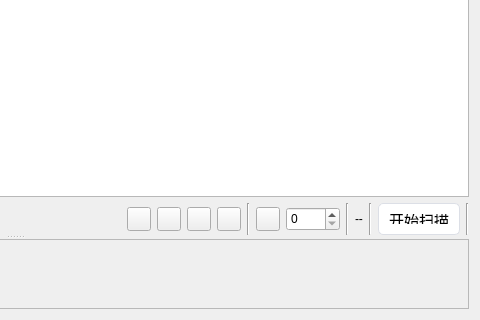
Old version of the form ui/task_frame.ui in the repository izerui/scanrun; both pictures show x 451 to 931 and y 362 to 682 of the 931 by 682 pixel window.
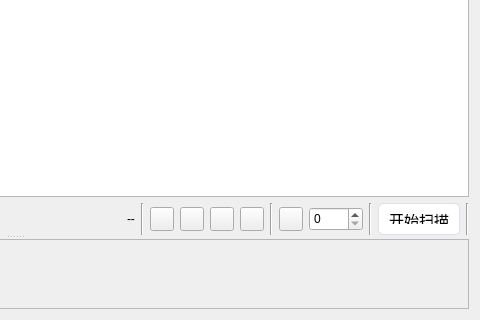
New version of the form. Icons and pictures are not drawn.

```diff
--- a/ui/task_frame.ui
+++ b/ui/task_frame.ui
@@ -251,6 +251,20 @@
             </property>
            </spacer>
           </item>
+          <item>
+           <widget class="QLabel" name="label_2">
+            <property name="text">
+             <string>--</string>
+            </property>
+           </widget>
+          </item>
+          <item>
+           <widget class="Line" name="line_6">
+            <property name="orientation">
+             <enum>Qt::Vertical</enum>
+            </property>
+           </widget>
+          </item>
           <item>
            <widget class="QToolButton" name="toolButton_7">
             <property name="minimumSize">
@@ -451,20 +465,6 @@
             </property>
            </widget>
           </item>
-          <item>
-           <widget class="Line" name="line_6">
-            <property name="orientation">
-             <enum>Qt::Vertical</enum>
-            </property>
-           </widget>
-          </item>
-          <item>
-           <widget class="QLabel" name="label_2">
-            <property name="text">
-             <string>--</string>
-            </property>
-           </widget>
-          </item>
           <item>
            <widget class="Line" name="line_7">
             <property name="orientation">
```
Left out of the diff: 6 changed lines with no effect on the pictures.
